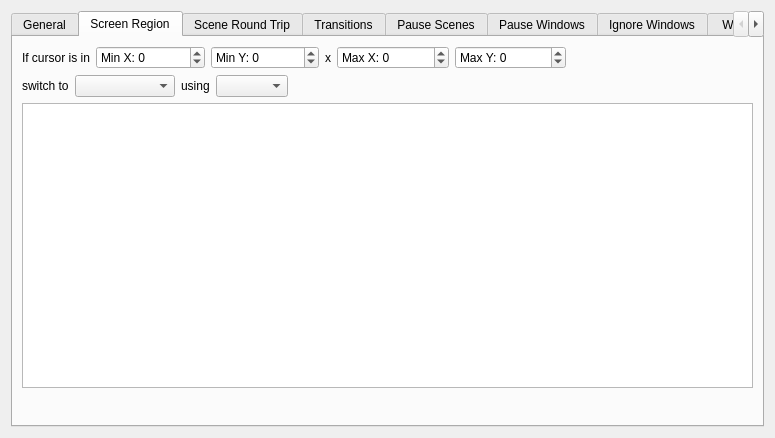
The window that forms/advanced-scene-switcher.ui (WarmUpTill/SceneSwitcher) describes before a commit, drawn with Qt 5.
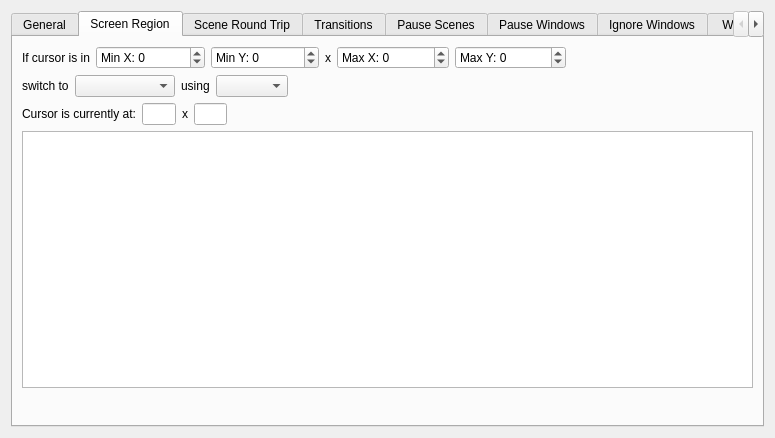
The same window after the commit. The open tabs and pages were chosen to show the change.

Commit message: added auto stop scene

```diff
--- a/forms/advanced-scene-switcher.ui
+++ b/forms/advanced-scene-switcher.ui
@@ -322,8 +322,6 @@
       <attribute name="title">
        <string>Screen Region</string>
       </attribute>
-      <layout class="QVBoxLayout" name="verticalLayout_11">
-       <item>
         <layout class="QVBoxLayout" name="verticalLayout_3">
          <item>
           <layout class="QHBoxLayout" name="horizontalLayout_4">
@@ -458,6 +456,49 @@
            </item>
           </layout>
          </item>
+       <item>
+        <layout class="QHBoxLayout" name="horizontalLayout_20">
+         <item>
+          <widget class="QLabel" name="label_22">
+           <property name="text">
+            <string>Cursor is currently at:</string>
+           </property>
+          </widget>
+         </item>
+         <item>
+          <widget class="QLineEdit" name="cursorXPosition">
+           <property name="readOnly">
+            <bool>true</bool>
+           </property>
+          </widget>
+         </item>
+         <item>
+          <widget class="QLabel" name="label_23">
+           <property name="text">
+            <string>x</string>
+           </property>
+          </widget>
+         </item>
+         <item>
+          <widget class="QLineEdit" name="cursorYPosition">
+           <property name="readOnly">
+            <bool>true</bool>
+           </property>
+          </widget>
+         </item>
+         <item>
+          <spacer name="horizontalSpacer_18">
+           <property name="orientation">
+            <enum>Qt::Horizontal</enum>
+           </property>
+           <property name="sizeHint" stdset="0">
+            <size>
+             <width>600</width>
+             <height>20</height>
+            </size>
+           </property>
+          </spacer>
+         </item>
         </layout>
        </item>
        <item>
```
Left out of the diff: 44 changed lines with no effect on the pictures. Lines whose indentation alone changed are shown as unchanged.
